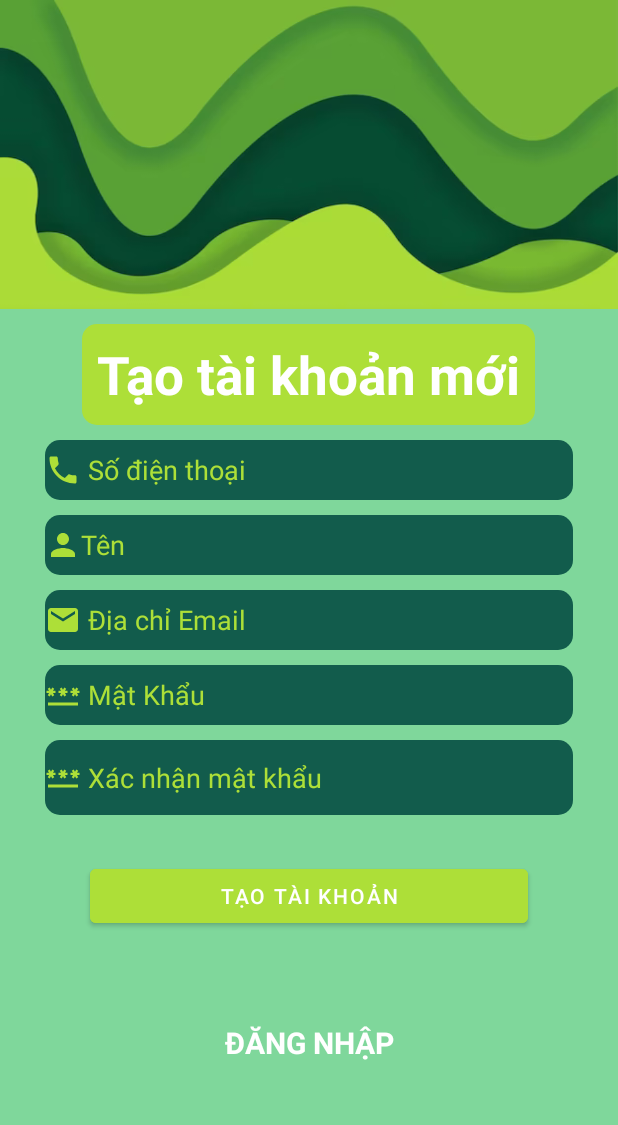
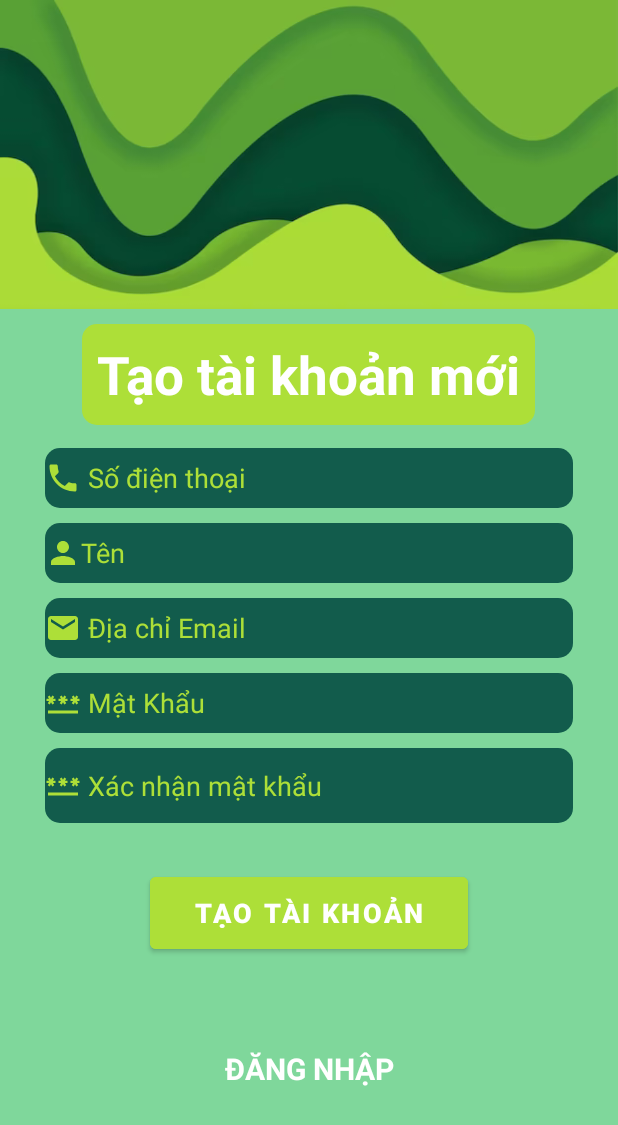
Before and after one commit to khuongkayyy/AndroidApp, an Android app: the Registration screen opened directly, with no data from a screen before it, on a phone screen of 412 x 824 dp. Shown: the top 1125 px of the screen. Run offline under Robolectric (Android 15) with nearby library versions, the phone set to English and light mode, and no system bars; our stand-ins replace Firebase (no records; nobody signed in at launch, a user with empty details on screens opened directly).

Commit message:
complete version

```diff
--- a/app/src/main/java/com/example/cinema/WatchedMovieList.java
+++ b/app/src/main/java/com/example/cinema/WatchedMovieList.java
@@ -100,6 +100,7 @@ public class WatchedMovieList extends AppCompatActivity {
 
         // Compare the date to today
         Calendar today = Calendar.getInstance();
+        today.add(Calendar.DAY_OF_YEAR, -1);
         Calendar movieDate = Calendar.getInstance();
         movieDate.setTime(date);
         if (movieDate.before(today)) {
--- a/app/src/main/res/layout/activity_account_setting.xml
+++ b/app/src/main/res/layout/activity_account_setting.xml
@@ -102,11 +102,14 @@
         android:textColorHint="#C9E990" />
 
     <Button
+        android:height="60dp"
         android:id="@+id/btnNewInforSubmit"
         android:layout_width="match_parent"
         android:layout_height="wrap_content"
-        android:layout_marginHorizontal="60dp"
+        android:layout_marginHorizontal="90dp"
         android:layout_marginTop="90dp"
+        android:textStyle="bold"
+        android:textSize="18dp"
         android:backgroundTint="#C9E990"
         android:text="Xác Nhận" />
 </LinearLayout>
--- a/app/src/main/res/layout/cancel_ticket_dialog.xml
+++ b/app/src/main/res/layout/cancel_ticket_dialog.xml
@@ -31,6 +31,7 @@
         android:id="@+id/edtCancelTicketDialog"
         android:layout_width="match_parent"
         android:layout_height="wrap_content"
+        android:textAlignment="center"
         android:ems="10"
         android:inputType="textPersonName" />
 
--- a/app/src/main/res/layout/login.xml
+++ b/app/src/main/res/layout/login.xml
@@ -59,7 +59,7 @@
     <Button
         android:id="@+id/btnLogin"
         android:layout_width="wrap_content"
-        android:layout_height="50dp"
+        android:layout_height="60dp"
         android:layout_gravity="center"
         android:layout_marginTop="50dp"
         android:backgroundTint="#125C4C"
--- a/app/src/main/res/layout/registration.xml
+++ b/app/src/main/res/layout/registration.xml
@@ -31,6 +31,7 @@
         android:textStyle="bold" />
 
     <EditText
+        android:layout_marginTop="5dp"
         android:drawableLeft="@drawable/regis_phone"
         android:background="@drawable/regis_edt"
         android:id="@+id/edtNewUserMobile"
@@ -107,7 +108,10 @@
         android:id="@+id/btnRegister"
         android:layout_width="match_parent"
         android:layout_height="wrap_content"
-        android:layout_marginHorizontal="60dp"
+        android:height="60dp"
+        android:textStyle="bold"
+        android:textSize="18dp"
+        android:layout_marginHorizontal="100dp"
         android:layout_marginVertical="30dp"
         android:backgroundTint="#ADDF38"
         android:text="TẠO TÀI KHOẢN"
--- a/app/src/main/res/layout/request_dialog.xml
+++ b/app/src/main/res/layout/request_dialog.xml
@@ -3,6 +3,7 @@
     android:layout_width="match_parent"
     android:layout_height="wrap_content"
     android:background="@drawable/logout_custom"
+    android:layout_marginHorizontal="15dp"
     android:layout_gravity="center"
     android:orientation="vertical">
 
```
Also changed, not shown: app/src/main/java/com/example/cinema/MainActivity.java (+1 -10 lines), app/src/main/java/com/example/cinema/Registration.java (+53 -6 lines).
